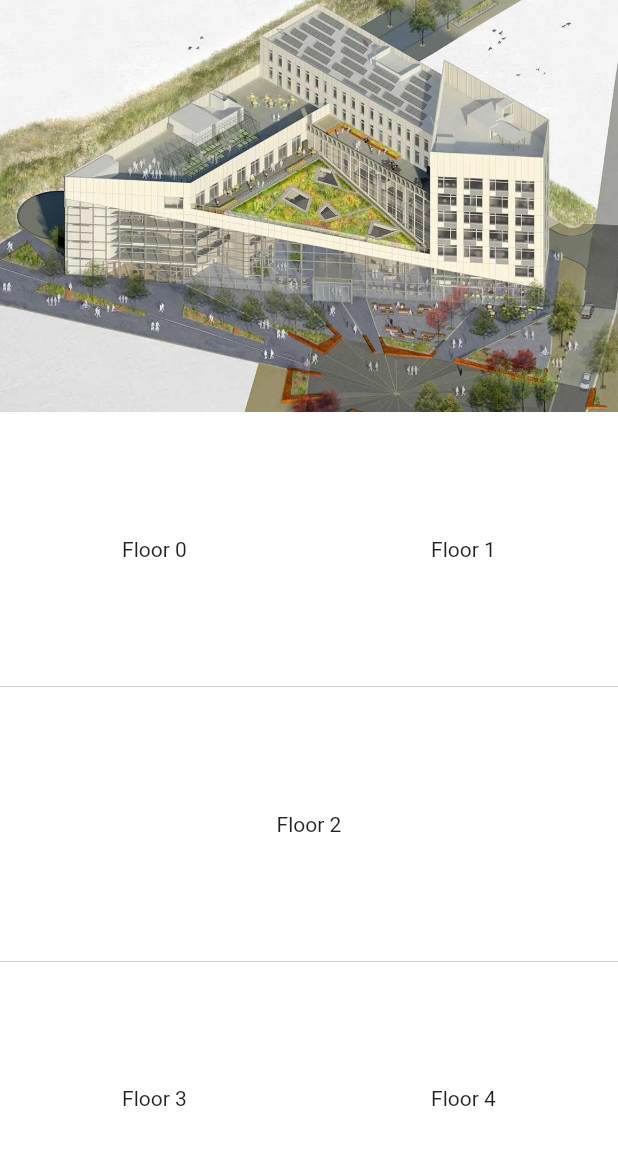
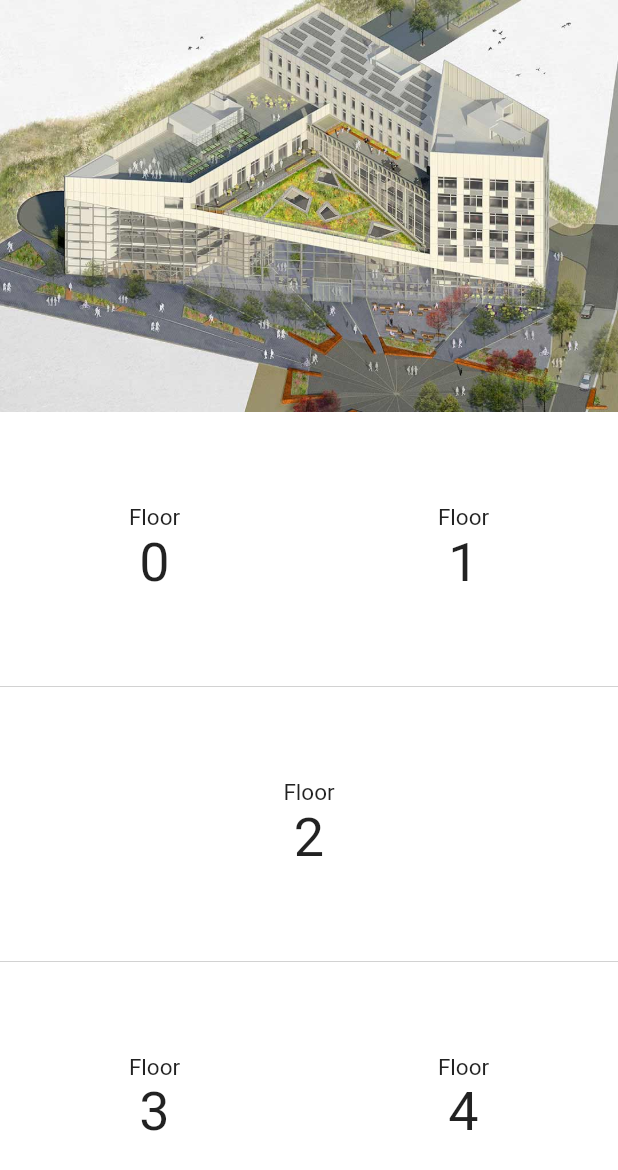
Before and after one commit to alwian/USB-Tour-App, a Flutter app: the ExploreAFloorFragment widget shown alone on an empty page, opened directly, on a phone screen of 412 x 824 dp. Shown: the top 1170 px of the screen. Run offline on Flutter 3.47's test engine with Material 2 defaults, Android fonts, the phone set to English and light mode, and no system bars.

Commit message:
Formatted button text

```diff
--- a/lib/fragments/explore_a_floor_fragment.dart
+++ b/lib/fragments/explore_a_floor_fragment.dart
@@ -14,9 +14,24 @@ class ExploreAFloorFragment extends StatelessWidget {
         child: Container(
           height: height,
           width: fullWidth ? screenWidth : screenWidth / 2,
-          child: Center(
-            child: Text('Floor ' + floorNo.toString()),
-          )
+          child: Column(
+            mainAxisAlignment: MainAxisAlignment.center,
+              crossAxisAlignment: CrossAxisAlignment.center,
+              children: <Widget>[
+                Text(
+                  'Floor',
+                  style: TextStyle(
+                    fontSize: 15.0,
+                  ),
+                ),
+                Text(
+                  floorNo.toString(),
+                  style: TextStyle(
+                    fontSize: 36.0
+                  ),
+                )
+              ],
+            ),
         ),
       ),
     );
```
